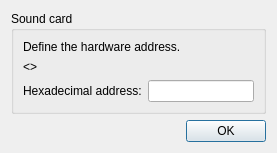
Qt form src/hardware.ui (Wohlstand/OPL3BankEditor) before a commit.
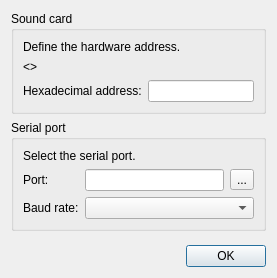
The same form after that commit. Icons and pictures are not drawn.

Commit message: Serial port support

What changed in the file:
```diff
--- a/src/hardware.ui
+++ b/src/hardware.ui
@@ -7,13 +7,13 @@
     <x>0</x>
     <y>0</y>
     <width>277</width>
-    <height>151</height>
+    <height>278</height>
    </rect>
   </property>
   <property name="windowTitle">
    <string>Hardware OPL</string>
   </property>
-  <layout class="QVBoxLayout" name="verticalLayout">
+  <layout class="QVBoxLayout" name="verticalLayout_3">
    <item>
     <widget class="QGroupBox" name="groupBox">
      <property name="title">
@@ -55,6 +55,74 @@
      </layout>
     </widget>
    </item>
+   <item>
+    <widget class="QGroupBox" name="serialPortGroup">
+     <property name="title">
+      <string>Serial port</string>
+     </property>
+     <layout class="QVBoxLayout" name="verticalLayout">
+      <item>
+       <widget class="QLabel" name="label_3">
+        <property name="text">
+         <string>Select the serial port.</string>
+        </property>
+       </widget>
+      </item>
+      <item>
+       <layout class="QFormLayout" name="formLayout">
+        <item row="0" column="0">
+         <widget class="QLabel" name="label_4">
+          <property name="text">
+           <string>Port:</string>
+          </property>
+         </widget>
+        </item>
+        <item row="0" column="1">
+         <layout class="QHBoxLayout" name="horizontalLayout_2">
+          <item>
+           <widget class="QLineEdit" name="serialPortEdit"/>
+          </item>
+          <item>
+           <widget class="QToolButton" name="serialPortButton">
+            <property name="text">
+             <string>...</string>
+            </property>
+            <property name="icon">
+             <iconset resource="resources/resources.qrc">
+              <normaloff>:/mporto.png</normaloff>:/mporto.png</iconset>
+            </property>
+           </widget>
+          </item>
+         </layout>
+        </item>
+        <item row="1" column="0">
+         <widget class="QLabel" name="label_5">
+          <property name="text">
+           <string>Baud rate:</string>
+          </property>
+         </widget>
+        </item>
+        <item row="1" column="1">
+         <widget class="QComboBox" name="serialRateChoice"/>
+        </item>
+       </layout>
+      </item>
+     </layout>
+    </widget>
+   </item>
+   <item>
+    <spacer name="verticalSpacer">
+     <property name="orientation">
+      <enum>Qt::Vertical</enum>
+     </property>
+     <property name="sizeHint" stdset="0">
+      <size>
+       <width>20</width>
+       <height>0</height>
+      </size>
+     </property>
+    </spacer>
+   </item>
    <item>
     <widget class="QDialogButtonBox" name="buttonBox">
      <property name="orientation">
```
Left out of the diff: 6 changed lines with no effect on the pictures. The commit also changes 10 other files.
